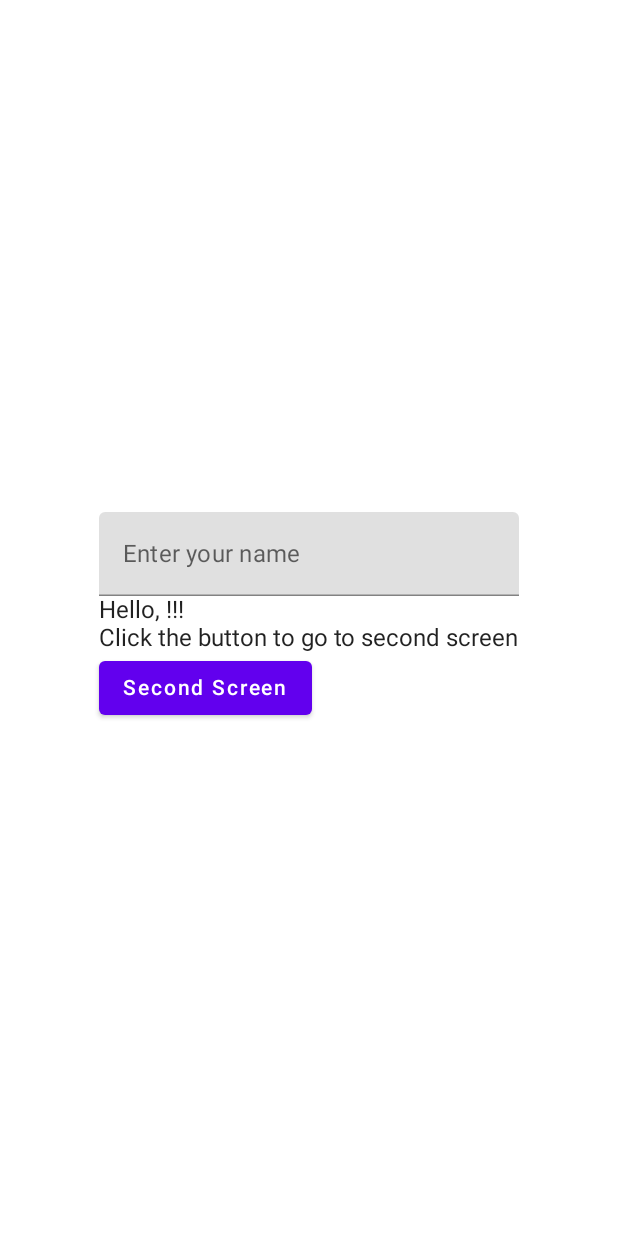
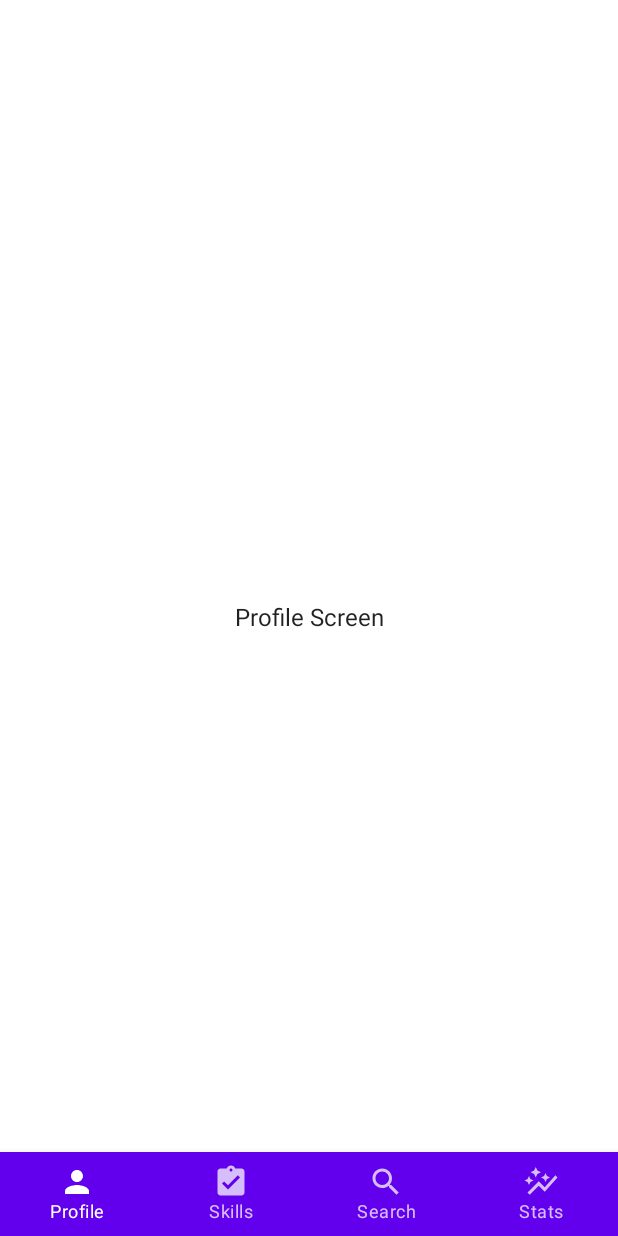
Before and after one commit to sporttechsol/my-goal, an Android app built with Jetpack Compose: the screen it shows after launch (MainActivity), on a phone screen of 412 x 824 dp. Run offline under Robolectric (Android 15) with nearby library versions, the phone set to English and light mode, and no system bars; our stand-ins replace Dagger/Hilt's generated code.

Commit message:
Create Home screen and bottom navigation

```diff
--- a/app/src/main/java/com/example/template/navigation/NavigationRoute.kt
+++ b/app/src/main/java/com/example/template/navigation/NavigationRoute.kt
@@ -1,6 +1,6 @@
 package com.example.template.navigation
 
 enum class NavigationRoute {
-    FirstScreen,
+    HomeScreen,
     SecondScreen,
 }
--- a/app/src/main/java/com/example/template/navigation/TemplateNavHost.kt
+++ b/app/src/main/java/com/example/template/navigation/TemplateNavHost.kt
@@ -4,17 +4,17 @@ import androidx.compose.runtime.Composable
 import androidx.navigation.NavHostController
 import androidx.navigation.compose.NavHost
 import androidx.navigation.compose.composable
-import com.example.template.ui.first.FirstScreen
+import com.example.template.ui.home.HomeScreen
 import com.example.template.ui.second.SecondScreen
 
 @Composable
 fun TemplateNavHost(navController: NavHostController) {
     NavHost(
         navController = navController,
-        startDestination = NavigationRoute.FirstScreen.name
+        startDestination = NavigationRoute.HomeScreen.name
     ) {
-        composable(NavigationRoute.FirstScreen.name) {
-            FirstScreen(navController = navController)
+        composable(NavigationRoute.HomeScreen.name) {
+            HomeScreen()
         }
         composable(NavigationRoute.SecondScreen.name) {
             SecondScreen(navController = navController)
--- a/app/src/main/java/com/example/template/ui/first/FirstScreen.kt
+++ /dev/null
@@ -1,42 +0,0 @@
-package com.example.template.ui.first
-
-import androidx.compose.foundation.layout.Box
-import androidx.compose.foundation.layout.Column
-import androidx.compose.foundation.layout.fillMaxSize
-import androidx.compose.material.Button
-import androidx.compose.material.Text
-import androidx.compose.material.TextField
-import androidx.compose.runtime.Composable
-import androidx.compose.runtime.collectAsState
-import androidx.compose.ui.Alignment
-import androidx.compose.ui.Modifier
-import androidx.hilt.navigation.compose.hiltViewModel
-import androidx.navigation.NavController
-import com.example.template.navigation.NavigationRoute
-
-@Composable
-fun FirstScreen(
-    navController: NavController,
-    viewModel: FirstViewModel = hiltViewModel()
-) {
-    Box(
-        modifier = Modifier.fillMaxSize()
-    ) {
-        val state = viewModel.state.collectAsState()
-
-        Column(
-            modifier = Modifier.align(Alignment.Center)
-        ) {
-            TextField(
-                value = state.value.name,
-                onValueChange = { viewModel.onNameChanged(it) },
-                placeholder = { Text(text = "Enter your name")}
-            )
-            Text(text = "Hello, ${state.value.name}!!!")
-            Text(text = "Click the button to go to second screen")
-            Button(onClick = { navController.navigate(NavigationRoute.SecondScreen.name)}) {
-                Text(text = "Second Screen")
-            }
-        }
-    }
-}
--- a/app/src/main/java/com/example/template/ui/first/FirstState.kt
+++ /dev/null
@@ -1,5 +0,0 @@
-package com.example.template.ui.first
-
-data class FirstState(
-    val name: String = ""
-)
--- /dev/null
+++ b/app/src/main/java/com/example/template/ui/home/BottomNavigationItem.kt
@@ -0,0 +1,26 @@
+package com.example.template.ui.home
+
+import com.example.template.R
+
+sealed class BottomNavigationItem(val route: HomeNavigationRoute, val icon: Int, val title: Int) {
+    object Profile : BottomNavigationItem(
+        route = HomeNavigationRoute.ProfileScreen,
+        icon = R.drawable.ic_baseline_person_24,
+        title = R.string.bottom_navigation_profile_title
+    )
+    object Skills : BottomNavigationItem(
+        route = HomeNavigationRoute.SkillsScreen,
+        icon = R.drawable.ic_baseline_assignment_turned_in_24,
+        title = R.string.bottom_navigation_skills_title
+    )
+    object Search :  BottomNavigationItem(
+        route = HomeNavigationRoute.SearchScreen,
+        icon = R.drawable.ic_baseline_search_24,
+        title = R.string.bottom_navigation_search_title
+    )
+    object Stats : BottomNavigationItem(
+        route = HomeNavigationRoute.StatsScreen,
+        icon = R.drawable.ic_baseline_auto_graph_24,
+        title = R.string.bottom_navigation_stats_title
+    )
+}
--- /dev/null
+++ b/app/src/main/java/com/example/template/ui/home/HomeNavHost.kt
@@ -0,0 +1,31 @@
+package com.example.template.ui.home
+
+import androidx.compose.runtime.Composable
+import androidx.navigation.NavHostController
+import androidx.navigation.compose.NavHost
+import androidx.navigation.compose.composable
+import com.example.template.ui.profile.ProfileScreen
+import com.example.template.ui.search.SearchScreen
+import com.example.template.ui.skills.SkillsScreen
+import com.example.template.ui.stats.StatsScreen
+
+@Composable
+fun HomeNavHost(navController: NavHostController) {
+    NavHost(
+        navController = navController,
+        startDestination = HomeNavigationRoute.ProfileScreen.name
+    ) {
+        composable(HomeNavigationRoute.ProfileScreen.name) {
+            ProfileScreen()
+        }
+        composable(HomeNavigationRoute.SkillsScreen.name) {
+            SkillsScreen()
+        }
+        composable(HomeNavigationRoute.SearchScreen.name) {
+            SearchScreen()
+        }
+        composable(HomeNavigationRoute.StatsScreen.name) {
+            StatsScreen()
+        }
+    }
+}
--- /dev/null
+++ b/app/src/main/java/com/example/template/ui/home/HomeNavigationRoute.kt
@@ -0,0 +1,8 @@
+package com.example.template.ui.home
+
+enum class HomeNavigationRoute {
+    ProfileScreen,
+    SkillsScreen,
+    SearchScreen,
+    StatsScreen,
+}
--- /dev/null
+++ b/app/src/main/java/com/example/template/ui/home/HomeScreen.kt
@@ -0,0 +1,57 @@
+package com.example.template.ui.home
+
+import androidx.compose.material.*
+import androidx.compose.runtime.Composable
+import androidx.compose.runtime.getValue
+import androidx.compose.ui.res.painterResource
+import androidx.compose.ui.res.stringResource
+import androidx.hilt.navigation.compose.hiltViewModel
+import androidx.navigation.compose.currentBackStackEntryAsState
+import androidx.navigation.compose.rememberNavController
+
+@Composable
+fun HomeScreen(
+    viewModel: HomeViewModel = hiltViewModel()
+) {
+    val navController = rememberNavController()
+    val items = listOf(
+        BottomNavigationItem.Profile,
+        BottomNavigationItem.Skills,
+        BottomNavigationItem.Search,
+        BottomNavigationItem.Stats,
+    )
+    val navBackStackEntry by navController.currentBackStackEntryAsState()
+    val currentRoute = navBackStackEntry?.destination?.route
+
+    Scaffold(
+        bottomBar = {
+            BottomNavigation {
+                items.forEach { item ->
+                    BottomNavigationItem(
+                        selected = currentRoute == item.route.name,
+                        onClick = {
+                            navController.navigate(item.route.name) {
+                                navController.graph.startDestinationRoute?.let { route ->
+                                    popUpTo(route) {
+                                        saveState = true
+                                    }
+                                }
+                                launchSingleTop = true
+                                restoreState = true
+                            }
+                        },
+                        label = { Text(text = stringResource(id = item.title)) },
+                        icon = {
+                            Icon(
+                                painter = painterResource(id = item.icon),
+                                contentDescription = stringResource(id = item.title)
+                            )
+                        }
+                    )
+                }
+            }
+        }
+    ) {
+        HomeNavHost(navController = navController)
+    }
+}
--- /dev/null
+++ b/app/src/main/java/com/example/template/ui/home/HomeState.kt
@@ -0,0 +1,5 @@
+package com.example.template.ui.home
+
+data class HomeState(
+    val name: String = ""
+)
--- a/app/src/main/java/com/example/template/ui/first/FirstViewModel.kt
+++ b/app/src/main/java/com/example/template/ui/home/HomeViewModel.kt
@@ -1,4 +1,4 @@
-package com.example.template.ui.first
+package com.example.template.ui.home
 
 import androidx.lifecycle.ViewModel
 import com.example.template.core.update
@@ -8,9 +8,9 @@ import kotlinx.coroutines.flow.asStateFlow
 import javax.inject.Inject
 
 @HiltViewModel
-class FirstViewModel @Inject constructor() : ViewModel() {
+class HomeViewModel @Inject constructor() : ViewModel() {
 
-    private val _state = MutableStateFlow(FirstState())
+    private val _state = MutableStateFlow(HomeState())
     val state = _state.asStateFlow()
 
     fun onNameChanged(name: String) {
--- /dev/null
+++ b/app/src/main/java/com/example/template/ui/profile/ProfileScreen.kt
@@ -0,0 +1,22 @@
+package com.example.template.ui.profile
+
+import androidx.compose.foundation.layout.Box
+import androidx.compose.foundation.layout.Column
+import androidx.compose.foundation.layout.fillMaxSize
+import androidx.compose.material.Text
+import androidx.compose.runtime.Composable
+import androidx.compose.ui.Alignment
+import androidx.compose.ui.Modifier
+
+@Composable
+fun ProfileScreen() {
+    Box(
+        modifier = Modifier.fillMaxSize()
+    ) {
+        Column(
+            modifier = Modifier.align(Alignment.Center)
+        ) {
+            Text(text = "Profile Screen")
+        }
+    }
+}
--- /dev/null
+++ b/app/src/main/java/com/example/template/ui/search/SearchScreen.kt
@@ -0,0 +1,22 @@
+package com.example.template.ui.search
+
+import androidx.compose.foundation.layout.Box
+import androidx.compose.foundation.layout.Column
+import androidx.compose.foundation.layout.fillMaxSize
+import androidx.compose.material.Text
+import androidx.compose.runtime.Composable
+import androidx.compose.ui.Alignment
+import androidx.compose.ui.Modifier
+
+@Composable
+fun SearchScreen() {
+    Box(
+        modifier = Modifier.fillMaxSize()
+    ) {
+        Column(
+            modifier = Modifier.align(Alignment.Center)
+        ) {
+            Text(text = "Search Screen")
+        }
+    }
+}
--- /dev/null
+++ b/app/src/main/java/com/example/template/ui/skills/SkillsScreen.kt
@@ -0,0 +1,22 @@
+package com.example.template.ui.skills
+
+import androidx.compose.foundation.layout.Box
+import androidx.compose.foundation.layout.Column
+import androidx.compose.foundation.layout.fillMaxSize
+import androidx.compose.material.Text
+import androidx.compose.runtime.Composable
+import androidx.compose.ui.Alignment
+import androidx.compose.ui.Modifier
+
+@Composable
+fun SkillsScreen() {
+    Box(
+        modifier = Modifier.fillMaxSize()
+    ) {
+        Column(
+            modifier = Modifier.align(Alignment.Center)
+        ) {
+            Text(text = "Skills Screen")
+        }
+    }
+}
--- /dev/null
+++ b/app/src/main/java/com/example/template/ui/stats/StatsScreen.kt
@@ -0,0 +1,22 @@
+package com.example.template.ui.stats
+
+import androidx.compose.foundation.layout.Box
+import androidx.compose.foundation.layout.Column
+import androidx.compose.foundation.layout.fillMaxSize
+import androidx.compose.material.Text
+import androidx.compose.runtime.Composable
+import androidx.compose.ui.Alignment
+import androidx.compose.ui.Modifier
+
+@Composable
+fun StatsScreen() {
+    Box(
+        modifier = Modifier.fillMaxSize()
+    ) {
+        Column(
+            modifier = Modifier.align(Alignment.Center)
+        ) {
+            Text(text = "Stats Screen")
+        }
+    }
+}
--- /dev/null
+++ b/app/src/main/res/drawable/ic_baseline_assignment_turned_in_24.xml
@@ -0,0 +1,10 @@
+<vector xmlns:android="http://schemas.android.com/apk/res/android"
+    android:width="24dp"
+    android:height="24dp"
+    android:viewportWidth="24"
+    android:viewportHeight="24"
+    android:tint="?attr/colorControlNormal">
+  <path
+      android:fillColor="@android:color/white"
+      android:pathData="M19,3h-4.18C14.4,1.84 13.3,1 12,1c-1.3,0 -2.4,0.84 -2.82,2L5,3c-1.1,0 -2,0.9 -2,2v14c0,1.1 0.9,2 2,2h14c1.1,0 2,-0.9 2,-2L21,5c0,-1.1 -0.9,-2 -2,-2zM12,3c0.55,0 1,0.45 1,1s-0.45,1 -1,1 -1,-0.45 -1,-1 0.45,-1 1,-1zM10,17l-4,-4 1.41,-1.41L10,14.17l6.59,-6.59L18,9l-8,8z"/>
+</vector>
--- /dev/null
+++ b/app/src/main/res/drawable/ic_baseline_auto_graph_24.xml
@@ -0,0 +1,10 @@
+<vector xmlns:android="http://schemas.android.com/apk/res/android"
+    android:width="24dp"
+    android:height="24dp"
+    android:viewportWidth="24"
+    android:viewportHeight="24"
+    android:tint="?attr/colorControlNormal">
+  <path
+      android:fillColor="@android:color/white"
+      android:pathData="M14.06,9.94L12,9l2.06,-0.94L15,6l0.94,2.06L18,9l-2.06,0.94L15,12L14.06,9.94zM4,14l0.94,-2.06L7,11l-2.06,-0.94L4,8l-0.94,2.06L1,11l2.06,0.94L4,14zM8.5,9l1.09,-2.41L12,5.5L9.59,4.41L8.5,2L7.41,4.41L5,5.5l2.41,1.09L8.5,9zM4.5,20.5l6,-6.01l4,4L23,8.93l-1.41,-1.41l-7.09,7.97l-4,-4L3,19L4.5,20.5z"/>
+</vector>
--- /dev/null
+++ b/app/src/main/res/drawable/ic_baseline_person_24.xml
@@ -0,0 +1,10 @@
+<vector xmlns:android="http://schemas.android.com/apk/res/android"
+    android:width="24dp"
+    android:height="24dp"
+    android:viewportWidth="24"
+    android:viewportHeight="24"
+    android:tint="?attr/colorControlNormal">
+  <path
+      android:fillColor="@android:color/white"
+      android:pathData="M12,12c2.21,0 4,-1.79 4,-4s-1.79,-4 -4,-4 -4,1.79 -4,4 1.79,4 4,4zM12,14c-2.67,0 -8,1.34 -8,4v2h16v-2c0,-2.66 -5.33,-4 -8,-4z"/>
+</vector>
--- /dev/null
+++ b/app/src/main/res/drawable/ic_baseline_search_24.xml
@@ -0,0 +1,10 @@
+<vector xmlns:android="http://schemas.android.com/apk/res/android"
+    android:width="24dp"
+    android:height="24dp"
+    android:viewportWidth="24"
+    android:viewportHeight="24"
+    android:tint="?attr/colorControlNormal">
+  <path
+      android:fillColor="@android:color/white"
+      android:pathData="M15.5,14h-0.79l-0.28,-0.27C15.41,12.59 16,11.11 16,9.5 16,5.91 13.09,3 9.5,3S3,5.91 3,9.5 5.91,16 9.5,16c1.61,0 3.09,-0.59 4.23,-1.57l0.27,0.28v0.79l5,4.99L20.49,19l-4.99,-5zM9.5,14C7.01,14 5,11.99 5,9.5S7.01,5 9.5,5 14,7.01 14,9.5 11.99,14 9.5,14z"/>
+</vector>
--- a/app/src/main/res/values/strings.xml
+++ b/app/src/main/res/values/strings.xml
@@ -1,4 +1,8 @@
 <resources>
     <string name="app_name">Template</string>
     <string name="title_activity_main">MainActivity</string>
+    <string name="bottom_navigation_profile_title">Profile</string>
+    <string name="bottom_navigation_skills_title">Skills</string>
+    <string name="bottom_navigation_search_title">Search</string>
+    <string name="bottom_navigation_stats_title">Stats</string>
 </resources>
```
